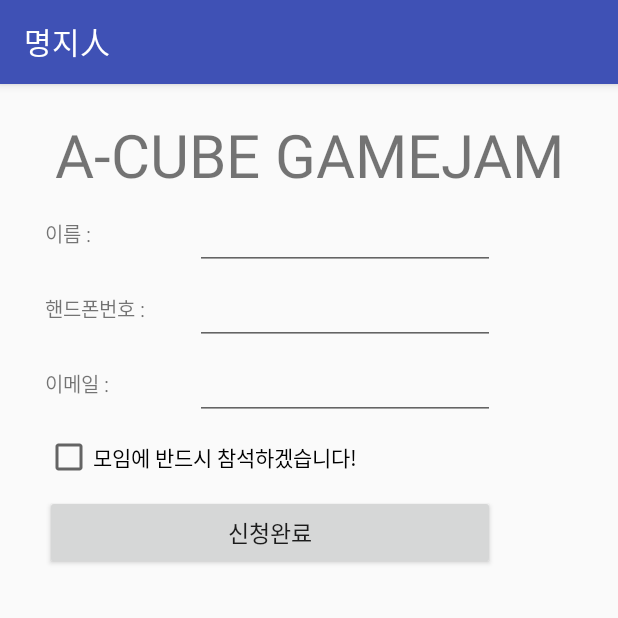
After one commit to usas0s/embeded, an Android app: the Apply screen opened directly, with no data from a screen before it, on a phone screen of 412 x 824 dp, the top half of it. The commit adds this screen. Run offline under Robolectric (Android 15) with nearby library versions, the phone set to English and light mode, and no system bars.

Commit message:
161116 finished detail act / added GPS / added apply act.

```diff
--- a/app/build.gradle
+++ b/app/build.gradle
@@ -20,11 +20,12 @@ android {
 }
 
 dependencies {
-    compile fileTree(dir: 'libs', include: ['*.jar'])
+    compile fileTree(include: ['*.jar'], dir: 'libs')
     androidTestCompile('com.android.support.test.espresso:espresso-core:2.2.2', {
         exclude group: 'com.android.support', module: 'support-annotations'
     })
     compile 'com.android.support:appcompat-v7:24.2.1'
     compile 'com.android.support:design:24.2.1'
+    compile 'com.google.android.gms:play-services:9.8.0'
     testCompile 'junit:junit:4.12'
 }
--- /dev/null
+++ b/app/src/main/java/com/example/mju/embeded/Apply.java
@@ -0,0 +1,13 @@
+package com.example.mju.embeded;
+
+import android.support.v7.app.AppCompatActivity;
+import android.os.Bundle;
+
+public class Apply extends AppCompatActivity {
+
+    @Override
+    protected void onCreate(Bundle savedInstanceState) {
+        super.onCreate(savedInstanceState);
+        setContentView(R.layout.activity_apply);
+    }
+}
--- /dev/null
+++ b/app/src/main/res/layout/activity_apply.xml
@@ -0,0 +1,93 @@
+<?xml version="1.0" encoding="utf-8"?>
+<LinearLayout xmlns:android="http://schemas.android.com/apk/res/android"
+    android:layout_width="match_parent"
+    android:layout_height="match_parent"
+    android:focusableInTouchMode="true"
+    android:focusable="true">
+    <LinearLayout
+        android:layout_width="match_parent"
+        android:layout_height="match_parent"
+        android:orientation="vertical">
+        <TextView
+            android:layout_width="match_parent"
+            android:layout_height="wrap_content"
+            android:text="@string/title_activity_details"
+            android:layout_marginTop="20dp"
+            android:textSize="40sp"
+            android:gravity="center_horizontal"/>
+        <LinearLayout
+            android:layout_width="match_parent"
+            android:layout_height="50dp"
+            android:layout_marginLeft="30dp">
+            <TextView
+                android:layout_width="100dp"
+                android:layout_height="50dp"
+                android:text="이름 : "
+                android:textSize="13sp"/>
+            <EditText
+                android:id="@+id/user_name"
+                android:layout_width="200dp"
+                android:layout_height="50dp"
+                android:hint=""
+                android:focusable="false"
+                android:focusableInTouchMode="false"
+                android:cursorVisible="false"
+                />
+        </LinearLayout>
+
+        <LinearLayout
+            android:layout_width="match_parent"
+            android:layout_height="50dp"
+            android:layout_marginLeft="30dp">
+            <TextView
+                android:layout_width="100dp"
+                android:layout_height="50dp"
+                android:text="핸드폰번호 : "
+                android:textSize="13sp"/>
+            <EditText
+                android:id="@+id/user_Phone"
+                android:layout_width="200dp"
+                android:layout_height="50dp"
+                android:focusable="false"
+                android:focusableInTouchMode="false"
+                android:cursorVisible="false"
+                />
+
+        </LinearLayout>
+        <LinearLayout
+            android:layout_width="match_parent"
+            android:layout_height="50dp"
+            android:layout_marginLeft="30dp">
+            <TextView
+                android:layout_width="100dp"
+                android:layout_height="50dp"
+                android:text="이메일 : "
+                android:textSize="13sp" />
+            <EditText
+                android:id="@+id/user_Email"
+                android:layout_width="200dp"
+                android:layout_height="50dp"
+                android:hint=""
+                android:focusable="false"
+                android:focusableInTouchMode="false"
+                android:cursorVisible="false"
+                />
+        </LinearLayout>
+
+        <CheckBox
+            android:id="@+id/personalInfo"
+            android:layout_width="300dp"
+            android:layout_height="50dp"
+            android:layout_marginLeft="30dp"
+            android:text="모임에 반드시 참석하겠습니다!"/>
+        <Button
+            android:id="@+id/btn_agreeJoin"
+            android:layout_width="300dp"
+            android:layout_height="50dp"
+            android:layout_marginLeft="30dp"
+            android:text="신청완료"
+            android:textSize="15sp"
+            android:onClick="onClick"
+            />
+    </LinearLayout>
+</LinearLayout>
--- a/app/src/main/res/layout/activity_details.xml
+++ b/app/src/main/res/layout/activity_details.xml
@@ -1,4 +1,5 @@
 <?xml version="1.0" encoding="utf-8"?>
+<!--이윤호-->
 <android.support.design.widget.CoordinatorLayout xmlns:android="http://schemas.android.com/apk/res/android"
     xmlns:app="http://schemas.android.com/apk/res-auto"
     xmlns:tools="http://schemas.android.com/tools"
--- a/app/src/main/res/layout/content_img.xml
+++ b/app/src/main/res/layout/content_img.xml
@@ -1,5 +1,5 @@
 <?xml version="1.0" encoding="utf-8"?>
-
+<!--이윤호-->
 <android.support.v4.widget.NestedScrollView xmlns:android="http://schemas.android.com/apk/res/android"
     xmlns:app="http://schemas.android.com/apk/res-auto"
     xmlns:tools="http://schemas.android.com/tools"
--- a/app/src/main/res/values/colors.xml
+++ b/app/src/main/res/values/colors.xml
@@ -3,4 +3,6 @@
     <color name="colorPrimary">#3F51B5</color>
     <color name="colorPrimaryDark">#303F9F</color>
     <color name="colorAccent">#FF4081</color>
+    <color name="blue">#3498DB</color>
+    <color name="white">#ffffff</color>
 </resources>
```
Also changed, not shown: app/src/debug/res/values/google_maps_api.xml (added, +21 -0 lines), app/src/main/AndroidManifest.xml (+42 -4 lines), app/src/main/java/com/example/mju/embeded/Details.java (+28 -2 lines), app/src/main/java/com/example/mju/embeded/Maps.java (added, +67 -0 lines), app/src/main/res/layout/activity_maps.xml (added, +8 -0 lines), app/src/main/res/layout/content_details.xml (+8 -1 lines), app/src/main/res/values/strings.xml (+3 -4 lines), app/src/main/res/drawable/gps.png (added), 1 other file.
